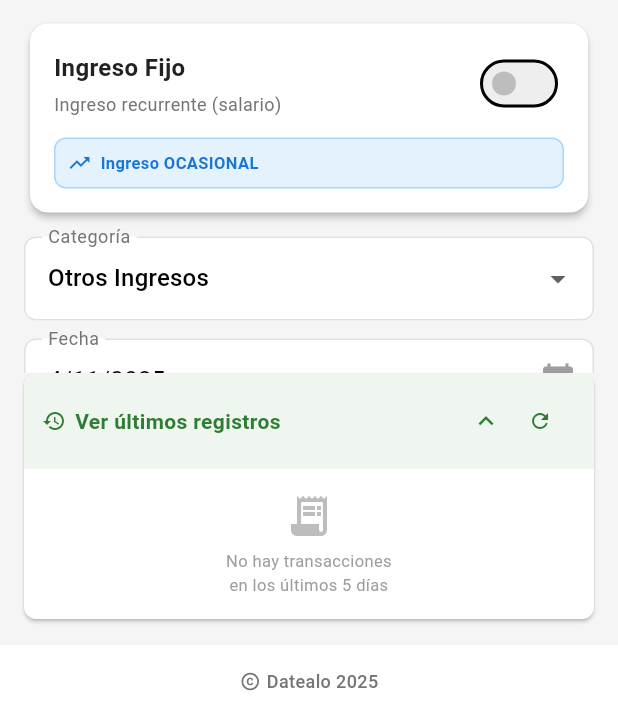
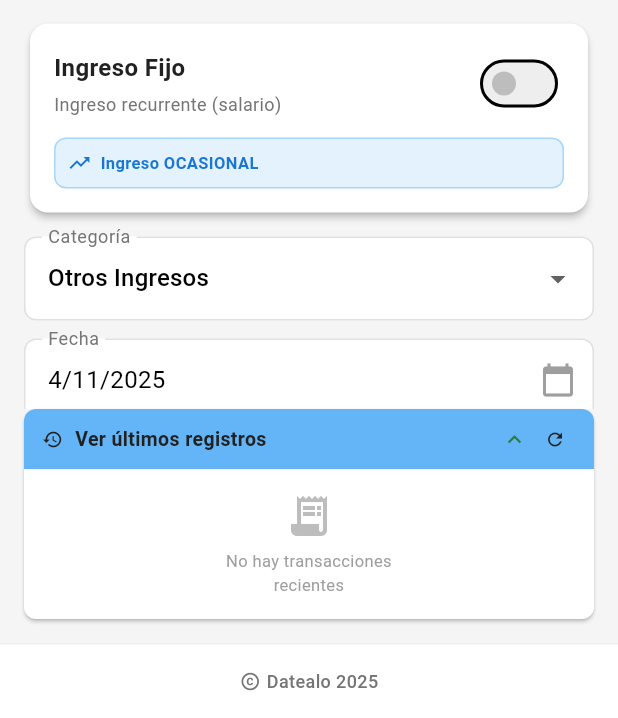
Before and after one commit to jhon-arias/app_movile, a Flutter app: the AddTransactionScreen screen opened directly, after a tap on "Ingreso", after a tap on "Ver últimos registros", on a phone screen of 412 x 824 dp, the part 518-1236 px from its top. Run offline on Flutter 3.47's test engine with Material 3 defaults, Android fonts, the phone set to English and light mode, and no system bars; our stand-ins replace appwrite, flutter_dotenv, shared_preferences, syncfusion_flutter_charts; accounts and stored records are empty; network calls fail.

Commit message:
cambiamos el color e incrementamos a 15 los registros a visualizar

```diff
--- a/lib/app/theme.dart
+++ b/lib/app/theme.dart
@@ -8,6 +8,7 @@ class AppTheme {
   static const Color surfaceColor = Colors.white;
   static const Color textColor = Color(0xFF212121);
   static const Color textSecondary = Color(0xFF757575);
+  static const Color resumenColor = Color(0xFF2196F3); // Azul
 
   static ThemeData get lightTheme {
     return ThemeData(
--- a/lib/widgets/recent_transactions.dart
+++ b/lib/widgets/recent_transactions.dart
@@ -42,9 +42,11 @@ class _RecentTransactionsWidgetState extends State<RecentTransactionsWidget> {
               });
             },
             child: Container(
-              padding: const EdgeInsets.symmetric(horizontal: 12, vertical: 8),
+              width: double.infinity,
+              padding: const EdgeInsets.symmetric(horizontal: 12, vertical: 6),
               decoration: BoxDecoration(
-                color: AppTheme.primaryColor.withOpacity(0.08),
+                // ignore: deprecated_member_use
+                color: AppTheme.resumenColor.withOpacity(0.7),
                 borderRadius: _isExpanded
                     ? const BorderRadius.only(
                         topLeft: Radius.circular(8),
@@ -58,36 +60,38 @@ class _RecentTransactionsWidgetState extends State<RecentTransactionsWidget> {
                 children: [
                   const Icon(
                     Icons.history,
-                    color: AppTheme.primaryColor,
-                    size: 16,
+                    color: AppTheme.textColor,
+                    size: 14,
                   ),
-                  const SizedBox(width: 6),
-                  const Expanded(
-                    child: Text(
+                  const SizedBox(width: 8),
+                  const Text(
                     'Ver últimos registros',
                     style: TextStyle(
-                        fontSize: 14,
+                      fontSize: 13,
                       fontWeight: FontWeight.w600,
-                        color: AppTheme.primaryColor,
+                      color: AppTheme.textColor,
                     ),
                   ),
-                  ),
+                  const Spacer(),
                   Icon(
                     _isExpanded ? Icons.expand_less : Icons.expand_more,
                     color: AppTheme.primaryColor,
-                    size: 20,
+                    size: 18,
                   ),
-                  const SizedBox(width: 2),
-                  IconButton(
-                    icon: const Icon(Icons.refresh, size: 16),
+                  const SizedBox(width: 4),
+                  SizedBox(
+                    width: 28,
+                    height: 28,
+                    child: IconButton(
+                      icon: const Icon(Icons.refresh, size: 14),
                       onPressed: widget.onRefresh,
                       style: IconButton.styleFrom(
-                      foregroundColor: AppTheme.primaryColor,
+                        foregroundColor: AppTheme.textColor,
                         backgroundColor: Colors.transparent,
-                      minimumSize: const Size(24, 24),
-                      padding: const EdgeInsets.all(4),
+                        padding: EdgeInsets.zero,
                       ),
                       tooltip: 'Actualizar',
+                    ),
                   ),
                 ],
               ),
@@ -102,10 +106,10 @@ class _RecentTransactionsWidgetState extends State<RecentTransactionsWidget> {
                   ? 80
                   : widget.transactions.isEmpty
                   ? 100
-                  : (widget.transactions.length * 50.0).clamp(
+                  : (widget.transactions.length * 45.0).clamp(
                       80.0,
-                      180.0,
-                    ), // Altura más pequeña con elementos compactos
+                      350.0,
+                    ), // Altura optimizada para mostrar hasta 15 transacciones (350px = ~7-8 registros visibles)
               child: widget.isLoading
                   ? _buildLoading()
                   : widget.transactions.isEmpty
@@ -150,7 +154,7 @@ class _RecentTransactionsWidgetState extends State<RecentTransactionsWidget> {
             Icon(Icons.receipt_long, size: 32, color: Colors.grey.shade400),
             const SizedBox(height: 6),
             const Text(
-              'No hay transacciones\nen los últimos 5 días',
+              'No hay transacciones\nrecientes',
               textAlign: TextAlign.center,
               style: TextStyle(fontSize: 11, color: Colors.grey),
             ),
@@ -176,13 +180,14 @@ class _RecentTransactionsWidgetState extends State<RecentTransactionsWidget> {
         return 0;
       });
 
-    // Tomar solo las 5 transacciones más recientes
-    final recentTransactions = sortedTransactions.take(5).toList();
+    // Tomar solo las 15 transacciones más recientes
+    final recentTransactions = sortedTransactions.take(15).toList();
 
     return ListView.builder(
       padding: const EdgeInsets.all(0),
       shrinkWrap: true, // Ajustar al contenido
-      physics: const NeverScrollableScrollPhysics(), // Desactivar scroll propio
+      physics:
+          const ClampingScrollPhysics(), // Habilitar scroll para ver todos los registros
       itemCount: recentTransactions.length,
       itemBuilder: (context, index) {
         final transaction = recentTransactions[index];
```
Lines whose indentation alone changed are shown as unchanged.
